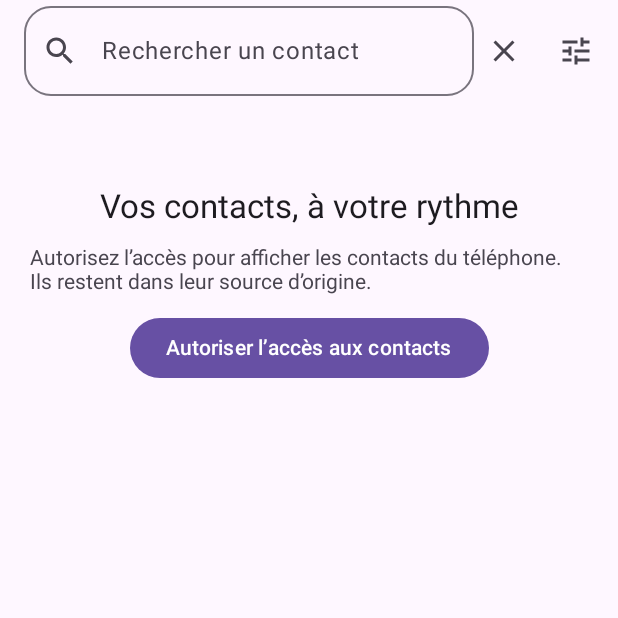
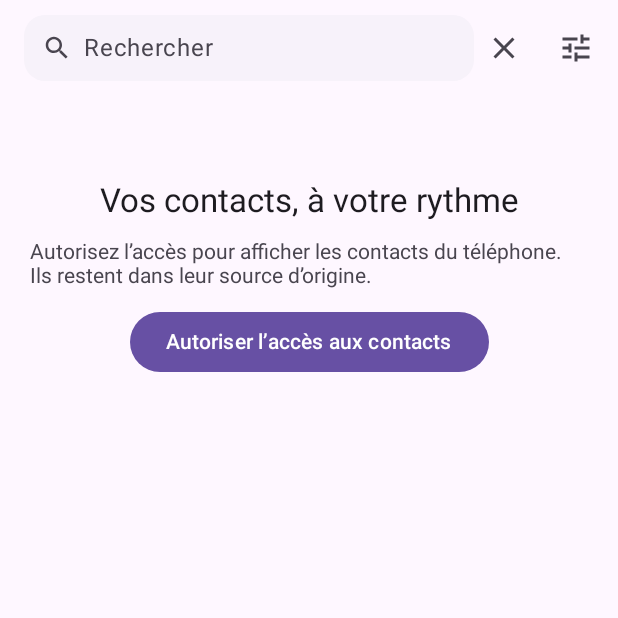
Before and after one commit to The-Last-Echo/contact, an Android app built with Jetpack Compose: the composable ContactsHomeScreen shown on its own in the app's theme, after a tap on "Rechercher", on a phone screen of 412 x 824 dp, the top half of it. Run offline under Robolectric (Android 15) with nearby library versions, the phone set to English and light mode, and no system bars; 1 statement that could not run was skipped.

Commit message:
Feat/contacts favorites search polish (#4)
* Improve inline contact search and favorites

Keep search input responsive independently of asynchronous result filtering. Standardize favorite tiles, add varied avatar colors, and reveal long names with a tooltip.

* Defer encrypted storage and compact search bar

Initialize SQLCipher and Keystore on IO at first metadata access to avoid blocking startup. Reduce the inline search field to 44 dp and replace the duplicate clear/close controls with one close action that clears the query.


* Keep contacts visible while refreshing

Avoid replacing the existing LazyColumn with a full-screen loading state during refresh. Retain the last loaded contacts and scroll position, and report refresh failures without hiding stale data.

```diff
--- a/app/src/main/java/com/thelastecho/contact/ui/ContactsHomeScreen.kt
+++ b/app/src/main/java/com/thelastecho/contact/ui/ContactsHomeScreen.kt
@@ -22,6 +22,7 @@ import androidx.compose.foundation.lazy.LazyRow
 import androidx.compose.foundation.lazy.items
 import androidx.compose.foundation.shape.CircleShape
 import androidx.compose.foundation.shape.RoundedCornerShape
+import androidx.compose.foundation.text.BasicTextField
 import androidx.compose.material.icons.Icons
 import androidx.compose.material.icons.filled.Close
 import androidx.compose.material.icons.filled.Favorite
@@ -36,11 +37,12 @@ import androidx.compose.material3.DropdownMenuItem
 import androidx.compose.material3.ExperimentalMaterial3Api
 import androidx.compose.material3.Icon
 import androidx.compose.material3.IconButton
+import androidx.compose.material3.LinearProgressIndicator
 import androidx.compose.material3.MaterialTheme
-import androidx.compose.material3.OutlinedTextField
 import androidx.compose.material3.PlainTooltip
 import androidx.compose.material3.RadioButton
 import androidx.compose.material3.Scaffold
+import androidx.compose.material3.Surface
 import androidx.compose.material3.Text
 import androidx.compose.material3.TopAppBar
 import androidx.compose.material3.TooltipAnchorPosition
@@ -59,6 +61,7 @@ import androidx.compose.ui.Modifier
 import androidx.compose.ui.draw.clip
 import androidx.compose.ui.focus.FocusRequester
 import androidx.compose.ui.focus.focusRequester
+import androidx.compose.ui.graphics.SolidColor
 import androidx.compose.ui.platform.LocalFocusManager
 import androidx.compose.ui.platform.LocalSoftwareKeyboardController
 import androidx.compose.ui.platform.testTag
@@ -159,30 +162,53 @@ private fun ContactsHomeContent(
                         label = "contacts-title-search",
                     ) { searching ->
                         if (searching) {
-                            OutlinedTextField(
+                            Surface(
+                                modifier = Modifier
+                                    .fillMaxWidth()
+                                    .height(44.dp)
+                                    .testTag("contacts-search-field"),
+                                shape = RoundedCornerShape(14.dp),
+                                color = MaterialTheme.colorScheme.surfaceContainerLow,
+                            ) {
+                                Row(
+                                    modifier = Modifier
+                                        .fillMaxSize()
+                                        .padding(horizontal = 12.dp),
+                                    horizontalArrangement = Arrangement.spacedBy(8.dp),
+                                    verticalAlignment = Alignment.CenterVertically,
+                                ) {
+                                    Icon(
+                                        Icons.Default.Search,
+                                        contentDescription = null,
+                                        modifier = Modifier.size(20.dp),
+                                        tint = MaterialTheme.colorScheme.onSurfaceVariant,
+                                    )
+                                    Box(modifier = Modifier.weight(1f)) {
+                                        if (searchQuery.isEmpty()) {
+                                            Text(
+                                                text = "Rechercher",
+                                                color = MaterialTheme.colorScheme.onSurfaceVariant,
+                                                style = MaterialTheme.typography.bodyLarge,
+                                                maxLines = 1,
+                                            )
+                                        }
+                                        BasicTextField(
                                             value = searchQuery,
                                             onValueChange = onQueryChanged,
                                             modifier = Modifier
                                                 .fillMaxWidth()
-                                    .focusRequester(focusRequester)
-                                    .padding(vertical = 4.dp),
-                                placeholder = { Text("Rechercher un contact") },
-                                leadingIcon = {
-                                    Icon(Icons.Default.Search, contentDescription = null)
-                                },
-                                trailingIcon = {
-                                    if (searchQuery.isNotEmpty()) {
-                                        IconButton(onClick = { onQueryChanged("") }) {
-                                            Icon(
-                                                Icons.Default.Close,
-                                                contentDescription = "Effacer la recherche",
+                                                .focusRequester(focusRequester),
+                                            singleLine = true,
+                                            textStyle = MaterialTheme.typography.bodyLarge.copy(
+                                                color = MaterialTheme.colorScheme.onSurface,
+                                            ),
+                                            cursorBrush = SolidColor(
+                                                MaterialTheme.colorScheme.primary,
+                                            ),
                                         )
                                     }
                                 }
-                                },
-                                singleLine = true,
-                                shape = RoundedCornerShape(18.dp),
-                            )
+                            }
                         } else {
                             Text("Contacts", fontWeight = FontWeight.SemiBold)
                         }
@@ -237,7 +263,7 @@ private fun ContactsHomeContent(
             ) {
                 PermissionPrompt(onRequestContactsPermission)
             }
-            state.isLoading -> Box(
+            state.contacts.isEmpty() && state.isLoading -> Box(
                 modifier = Modifier
                     .fillMaxSize()
                     .padding(innerPadding)
@@ -246,7 +272,7 @@ private fun ContactsHomeContent(
             ) {
                 MessagePanel("Chargement de vos contacts…")
             }
-            state.loadFailed -> Box(
+            state.contacts.isEmpty() && state.loadFailed -> Box(
                 modifier = Modifier
                     .fillMaxSize()
                     .padding(innerPadding)
@@ -255,10 +281,13 @@ private fun ContactsHomeContent(
             ) {
                 ErrorPanel(onRetry)
             }
-            else -> LazyColumn(
+            else -> Box(
                 modifier = Modifier
                     .fillMaxSize()
                     .padding(innerPadding),
+            ) {
+                LazyColumn(
+                    modifier = Modifier.fillMaxSize(),
                     contentPadding = PaddingValues(
                         start = 20.dp,
                         top = 8.dp,
@@ -273,7 +302,10 @@ private fun ContactsHomeContent(
                                 SectionTitle("FAVORIS")
                                 LazyRow(
                                     horizontalArrangement = Arrangement.spacedBy(12.dp),
-                                contentPadding = PaddingValues(horizontal = 2.dp, vertical = 2.dp),
+                                    contentPadding = PaddingValues(
+                                        horizontal = 2.dp,
+                                        vertical = 2.dp,
+                                    ),
                                 ) {
                                     items(
                                         items = favorites,
@@ -292,7 +324,21 @@ private fun ContactsHomeContent(
                         }
                     }
 
-                item(key = if (isSearchOpen) "search-results-title" else "all-contacts-title") {
+                    if (state.loadFailed) {
+                        item(key = "contacts-refresh-error") {
+                            Text(
+                                text = "Impossible de recharger les contacts. " +
+                                    "Affichage des dernières données.",
+                                modifier = Modifier.padding(vertical = 8.dp),
+                                color = MaterialTheme.colorScheme.error,
+                                style = MaterialTheme.typography.bodySmall,
+                            )
+                        }
+                    }
+
+                    item(
+                        key = if (isSearchOpen) "search-results-title" else "all-contacts-title",
+                    ) {
                         SectionTitle(
                             text = if (isSearchOpen) "RÉSULTATS" else "TOUS LES CONTACTS",
                             modifier = Modifier.padding(top = 12.dp),
@@ -334,6 +380,15 @@ private fun ContactsHomeContent(
                                 style = MaterialTheme.typography.bodySmall,
                             )
                         }
+                    }
+                }
+
+                if (state.isLoading && state.contacts.isNotEmpty()) {
+                    LinearProgressIndicator(
+                        modifier = Modifier
+                            .fillMaxWidth()
+                            .align(Alignment.TopCenter),
+                    )
                 }
             }
         }
```
Also changed, not shown: app/src/main/java/com/thelastecho/contact/ContactApplication.kt (+13 -13 lines), app/src/main/java/com/thelastecho/contact/data/ContactRepository.kt (+13 -4 lines), 2 other files. Lines whose indentation alone changed are shown as unchanged.
